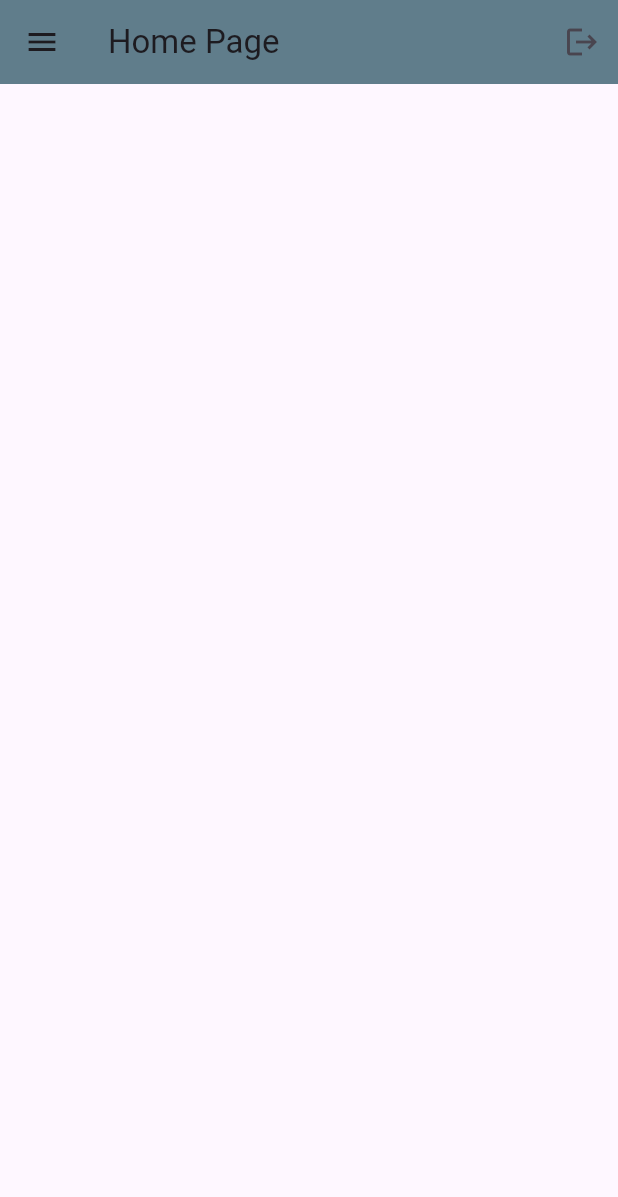
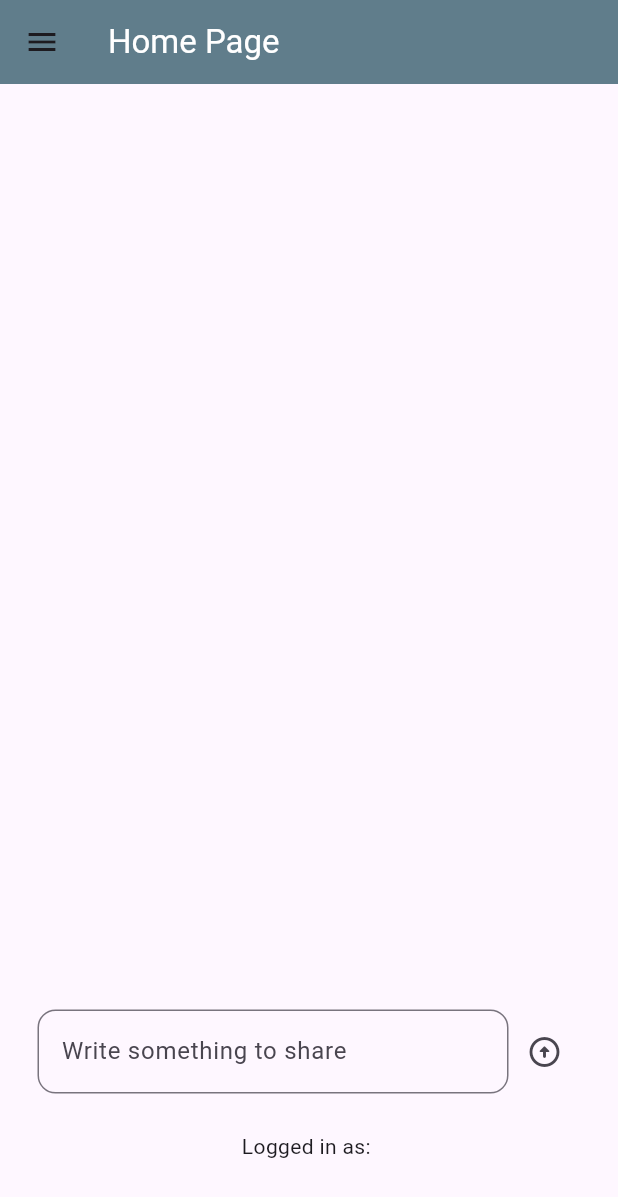
Before and after one commit to Manmohansb13/Postezzz, a Flutter app: the screen it shows once a user with an empty profile is signed in, on a phone screen of 412 x 824 dp. Shown: the top 1197 px of the screen. Run offline on Flutter 3.47's test engine with Material 3 defaults, Android fonts, the phone set to English and light mode, and no system bars; our stand-ins replace cloud_firestore, firebase_auth, firebase_core, rive; accounts and stored records are empty; network calls fail.

Commit message:
Final commit

```diff
--- a/lib/components/drawer.dart
+++ b/lib/components/drawer.dart
@@ -10,6 +10,7 @@ class MyDrawer extends StatelessWidget {
   @override
   Widget build(BuildContext context) {
     return Drawer(
+
       backgroundColor: Colors.grey[900],
       child: Column(
         mainAxisAlignment: MainAxisAlignment.spaceBetween,
--- a/lib/home.dart
+++ b/lib/home.dart
@@ -1,8 +1,12 @@
+import 'package:cloud_firestore/cloud_firestore.dart';
 import 'package:firebase_auth/firebase_auth.dart';
 import 'package:firebase_core/firebase_core.dart';
 import 'package:flutter/material.dart';
+import 'package:login/components/display_post.dart';
 import 'package:login/components/drawer.dart';
 import 'package:login/profile_page.dart';
+
+import 'helper_method/formatDate.dart';
 
 class home extends StatefulWidget {
   const home({super.key});
@@ -16,26 +20,114 @@ class _homeState extends State<home> {
     FirebaseAuth.instance.signOut();
   }
 
+  final currentUser=FirebaseAuth.instance.currentUser!;
+  final TextEditingController _controller = TextEditingController();
   void goToProfilePage(){
     Navigator.pop(context);
     Navigator.push(context,MaterialPageRoute(builder: (context)=>ProfilePage()));
   }
 
+  //Post Messages
+  void toPost(){
+    if(_controller.text.isNotEmpty){
+      DateTime now = DateTime.now();
+      int timestamp = now.millisecondsSinceEpoch ~/ 1000;  // Convert milliseconds to seconds
+      FirebaseFirestore.instance.collection("User Posts").add({
+        "UserEmail":currentUser.email,
+        "Message":_controller.text,
+        "TimeStamp":Timestamp.now(),
+        "Likes":[],
+      });
+    }
+    setState(() {
+      _controller.clear();
+    });
+  }
+
+
+
+
   @override
   Widget build(BuildContext context) {
     return Scaffold(
       appBar: AppBar(
-        title: Text("Home Page"),
+        title: Text("Home Page",style: TextStyle(color: Colors.white),),
         backgroundColor: Colors.blueGrey,
-        actions: [
-          IconButton(onPressed: signOut, icon: Icon(Icons.logout)),
-        ],
+
       ),
       drawer: MyDrawer(
         onProfileTap: goToProfilePage,
         onsignout: signOut,
       ),
 
+      body: Column(
+        children: [
+          //Retrive
+          Expanded(
+              child: StreamBuilder(
+                stream: FirebaseFirestore.instance.collection("User Posts").orderBy("TimeStamp",descending: false).snapshots(),
+                builder: (context,snapshot){
+                  if(snapshot.hasData){
+                    return ListView.builder(
+                        itemCount: snapshot.data!.docs. length,
+                        itemBuilder: (context,index){
+                      //get the messages
+
+                      final post=snapshot.data!.docs[index];
+                      return displayPost(
+                        user: post['UserEmail'],
+                        message: post["Message"],
+                        postId: post.id,
+                        likes: List<String>.from(post["Likes"] ?? []),
+                        timeStamp: formatDate(post["TimeStamp"]),
+                      );
+                    });
+                  }
+                  else if(snapshot.hasError){
+                    return Center(
+                      child: Text("Error:${snapshot.error}"),
+                    );
+                  }
+                  return Center(
+                    child: CircularProgressIndicator(),
+                  );
+
+                },
+              )
+          ),
+
+
+          //Posting
+          Padding(
+            padding: const EdgeInsets.all(25),
+            child: Row(
+              children: [
+                Expanded(
+                  child: TextField(
+                    controller: _controller,
+                    decoration: InputDecoration(
+                      hintText: "Write something to share",
+                      border: OutlineInputBorder(
+                        borderRadius: BorderRadius.circular(12),
+                      )
+                    ),
+
+                  ),
+                ),
+                IconButton(onPressed: toPost, icon: Icon(Icons.arrow_circle_up_rounded)),
+              ],
+            ),
+          ),
+
+          //Current user
+          Text("Logged in as: "+currentUser.email!),
+
+          SizedBox(height: 50,),
+
+
+        ],
+      ),
+
     );
   }
 }
--- a/lib/main.dart
+++ b/lib/main.dart
@@ -14,6 +14,7 @@ void main() async{
     options: DefaultFirebaseOptions.currentPlatform,
   );
   runApp(MaterialApp(
+    debugShowCheckedModeBanner: false,
     initialRoute: '/',
     routes: {
       '/':(context)=>AuthPage(),
--- a/lib/register_page.dart
+++ b/lib/register_page.dart
@@ -37,10 +37,6 @@ class _RegisterPageState extends State<RegisterPage> {
           'bio':"empty bio....",
         }
       );
-
-
-
-
       if(context.mounted) Navigator.pop(context);
 
     } on FirebaseAuthException catch(e){
```
Also changed, not shown: lib/components/comment.dart (added, +35 -0 lines), lib/components/comment_button.dart (added, +13 -0 lines), lib/components/display_post.dart (added, +187 -0 lines), lib/components/like_button.dart (added, +20 -0 lines), lib/helper_method/formatDate.dart (added, +14 -0 lines).
